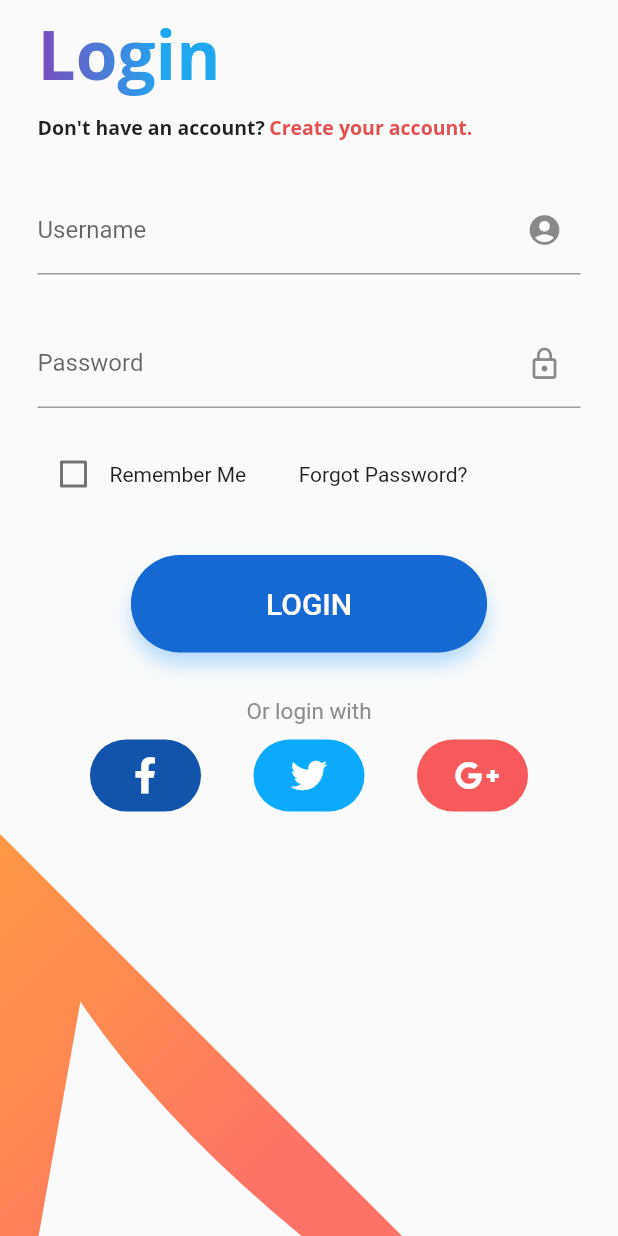
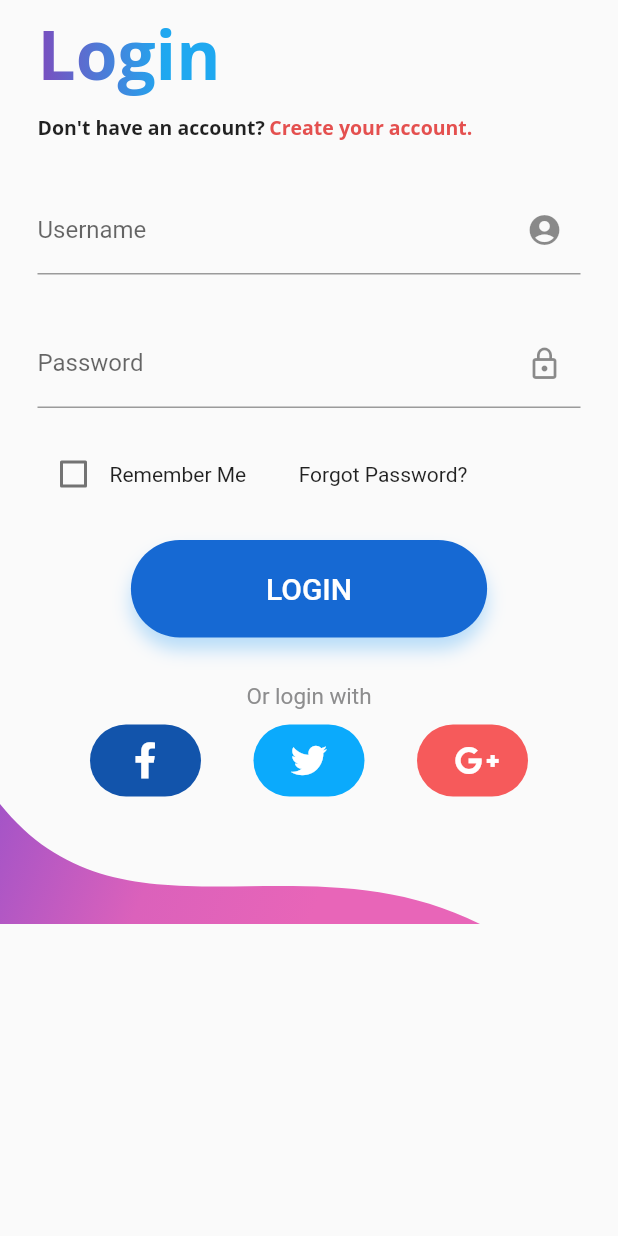
Before and after one commit to DenisOstr/SimpleFlutterLogin, a Flutter app: the screen it shows after launch, on a phone screen of 412 x 824 dp. Run offline on Flutter 3.47's test engine with Material 2 defaults, Android fonts, the phone set to English and light mode, and no system bars; our stand-ins replace font_awesome_flutter.

Commit message:
added bottom wave

```diff
--- a/lib/Pages/loginPage.dart
+++ b/lib/Pages/loginPage.dart
@@ -101,7 +101,7 @@ class LoginPageState extends State<LoginPage> {
                         )
                       ],
                     ),
-                    SizedBox(height: 30.0),
+                    SizedBox(height: 20.0),
                     Center(
                       child: CustomElevation(
                         height: 65.0,
@@ -155,16 +155,16 @@ class LoginPageState extends State<LoginPage> {
             )
           ],
         ),
-        SizedBox(height: 10.0),
+        // SizedBox(height: 10.0),
         ClipPath(
           clipper: BottomWaveClipper(),
           child: Container(
-            height: MediaQuery.of(context).size.height / 2,
+            height: 80.0,
             decoration: BoxDecoration(
               gradient: LinearGradient(
-                colors: orangeGradients,
+                colors: purpleGradients,
                 begin: Alignment.topLeft,
-                end: Alignment.center,
+                end: Alignment.bottomCenter,
               )
             ),
           ),
@@ -174,10 +174,10 @@ class LoginPageState extends State<LoginPage> {
   }
 }
 
-const List<Color> orangeGradients = [
-  Color(0xFFFF9844),
-  Color(0xFFFE8853),
-  Color(0xFFFD7267),
+const List<Color> purpleGradients = [
+  Color(0xFFA454C7),
+  Color(0xFFDB61BB),
+  Color(0xFFE865B8),
 ];
 
 class BottomWaveClipper extends CustomClipper<Path> {
@@ -185,29 +185,16 @@ class BottomWaveClipper extends CustomClipper<Path> {
   Path getClip(Size size) {
     var path = Path();
 
-    var w = size.width;
-    var h = size.height;
+    var width = size.width;
+    var height = size.height;
 
-    path.lineTo(w, h);
+    path.moveTo(0.0, 0.0);
 
-    var firstControlPoint = new Offset(0.0, 0.0);
-    var firstEndPoint = new Offset(size.width / 7, size.height / 2);
+    path.cubicTo(80.0, 100.0, 200.0, 20.0, 320.0, height);
 
-    // path.quadraticBezierTo(firstControlPoint.dx, firstControlPoint.dy, firstEndPoint.dx, firstEndPoint.dy);
-    path.quadraticBezierTo(firstEndPoint.dx, firstEndPoint.dy, firstControlPoint.dx, firstControlPoint.dy);
+    path.lineTo(width, height);
 
-    var secondControlPoint = Offset(size.width / 7, size.height / 5);
-    var secondEndPoint = Offset(size.width, size.height);
-
-    // path.quadraticBezierTo(secondControlPoint.dx, secondControlPoint.dy, secondEndPoint.dx, secondEndPoint.dy);
-    path.quadraticBezierTo(secondEndPoint.dx, secondEndPoint.dy, secondControlPoint.dx, secondControlPoint.dy);
-
-    // var thirdControlPoint = Offset(size.width, 0);
-    // var thirdEndPoint = Offset(size.width, size.height);
-
-    // path.quadraticBezierTo(thirdControlPoint.dx, thirdControlPoint.dy, thirdEndPoint.dx, thirdEndPoint.dy);
-
-    path.lineTo(0.0, h);
+    path.lineTo(0.0, height);
 
     path.close();
     return path;
```
